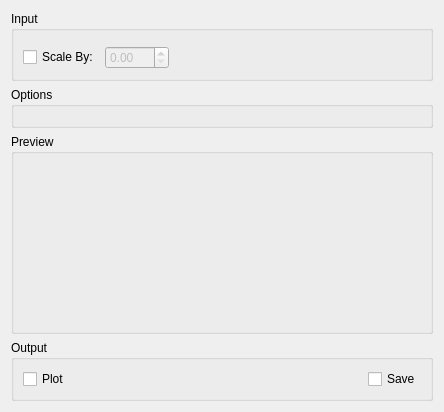
Before: the Qt Designer form Code/Mantid/MantidQt/CustomInterfaces/inc/MantidQtCustomInterfaces/Indirect/IndirectMoments.ui in mantidproject/mantid, drawn with Qt 5.
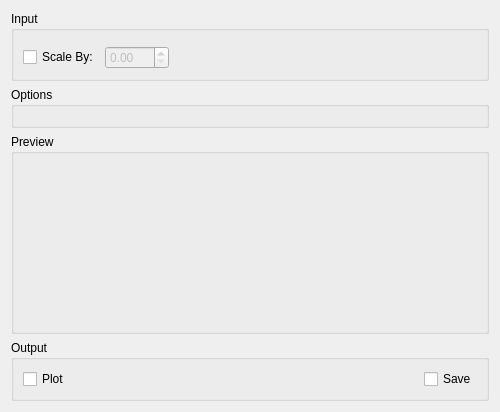
After: the same form once the commit is applied. Custom widgets are drawn as their Qt base class.

Commit message:
Fix some UI issues with documentation
Having the tabs less than 500px wide would be useless most of the time
anyway.

Refs #11158

The edit to the form file:
```diff
--- a/Code/Mantid/MantidQt/CustomInterfaces/inc/MantidQtCustomInterfaces/Indirect/IndirectMoments.ui
+++ b/Code/Mantid/MantidQt/CustomInterfaces/inc/MantidQtCustomInterfaces/Indirect/IndirectMoments.ui
@@ -6,10 +6,16 @@
    <rect>
     <x>0</x>
     <y>0</y>
-    <width>444</width>
+    <width>500</width>
     <height>398</height>
    </rect>
   </property>
+  <property name="minimumSize">
+   <size>
+    <width>500</width>
+    <height>0</height>
+   </size>
+  </property>
   <property name="windowTitle">
    <string>Form</string>
   </property>
```
The commit also changes 6 other files.
